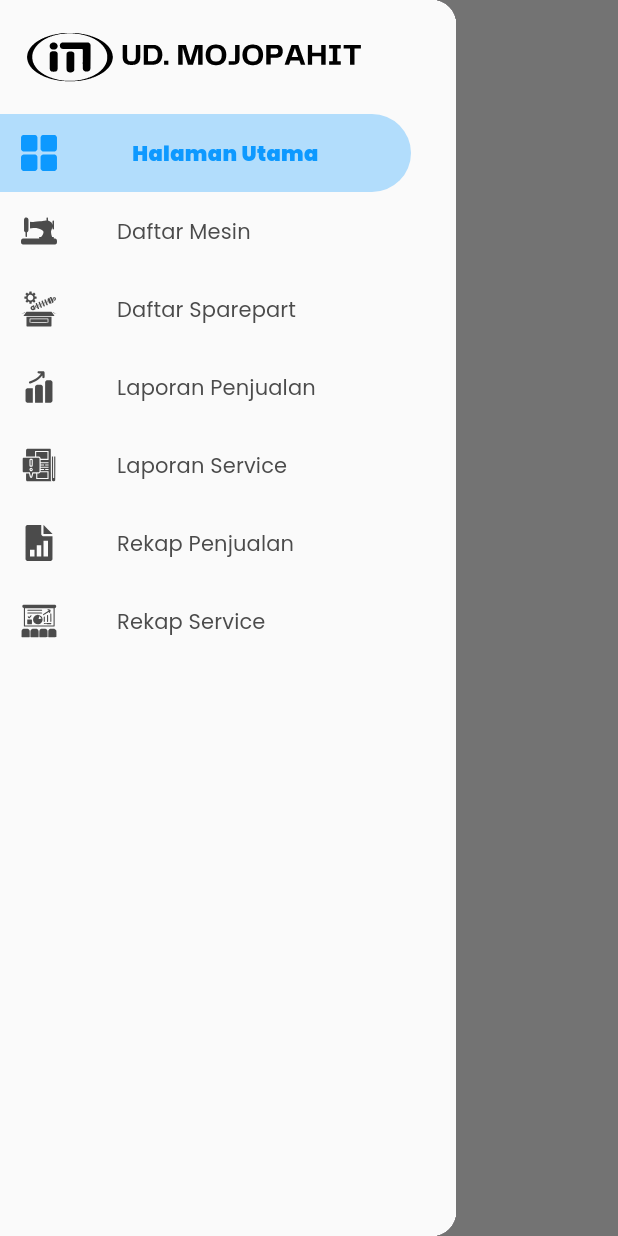
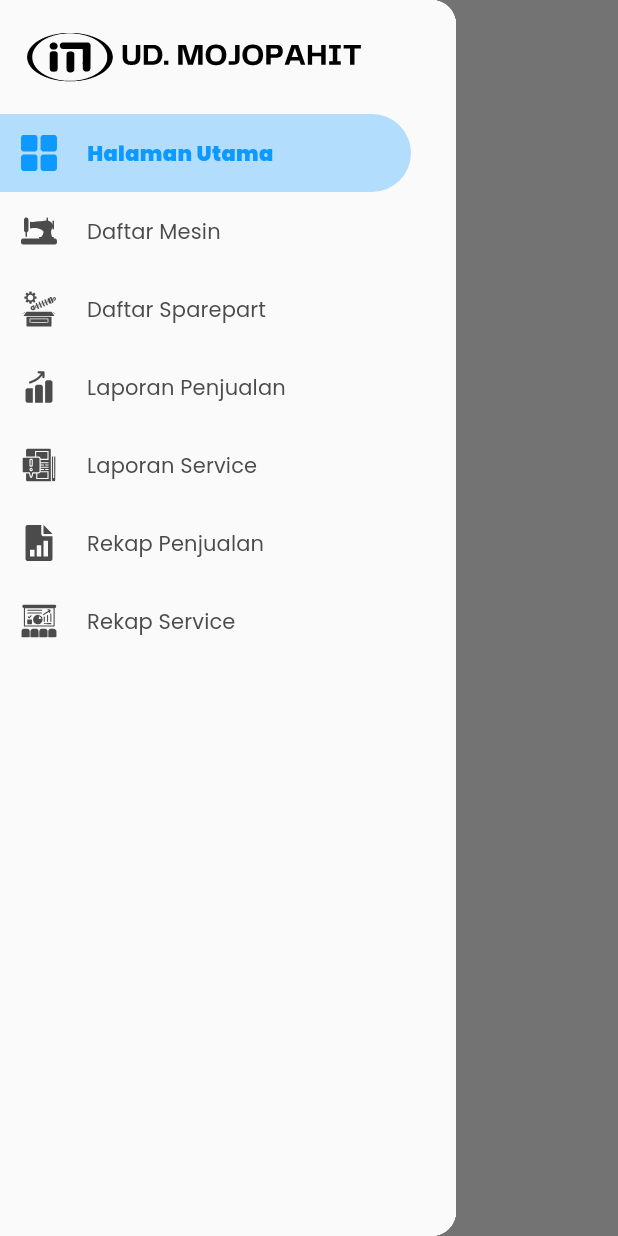
Before and after one commit to FardanAthilla/Project_TA, a Flutter app: the screen it shows after launch, with the side drawer open, on a phone screen of 412 x 824 dp. Run offline on Flutter 3.47's test engine with Material 3 defaults, Android fonts, the light colour scheme and no system bars; our stand-ins replace flutter_svg, get, google_fonts.

Commit message:
Feat: [FAH] Fix posisi teks di sidebar

```diff
--- a/lib/Page/Sidebar/sidebar.dart
+++ b/lib/Page/Sidebar/sidebar.dart
@@ -176,7 +176,7 @@
                 height: 24,
                 color: Warna.main,
               ),
-                SizedBox(width: 50),
+                SizedBox(width: 20),
                 Text(
                   title,
                   style: TextStyle(
@@ -210,7 +210,7 @@
                 height: 24,
                 color: Warna.teks,
               ),
-                SizedBox(width: 40),
+                SizedBox(width: 20),
                 Text(
                   title,
                   style: TextStyle(
```
Also changed, not shown: lib/Page/Sidebar/gap.dart (deleted, +0 -11 lines).
